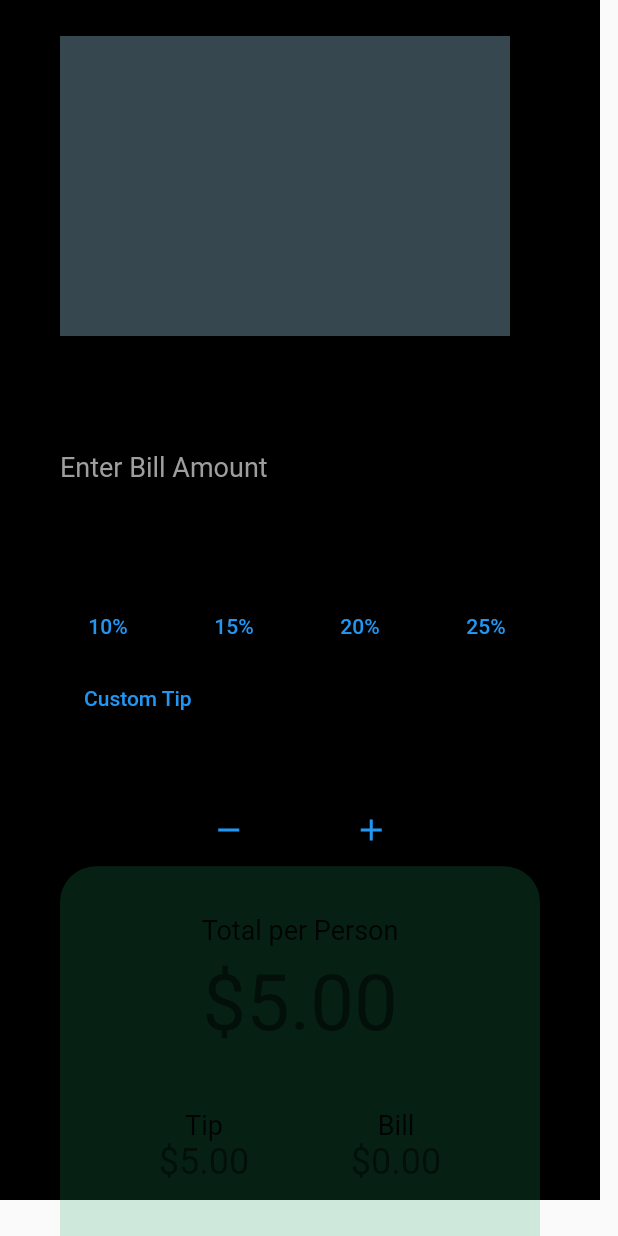
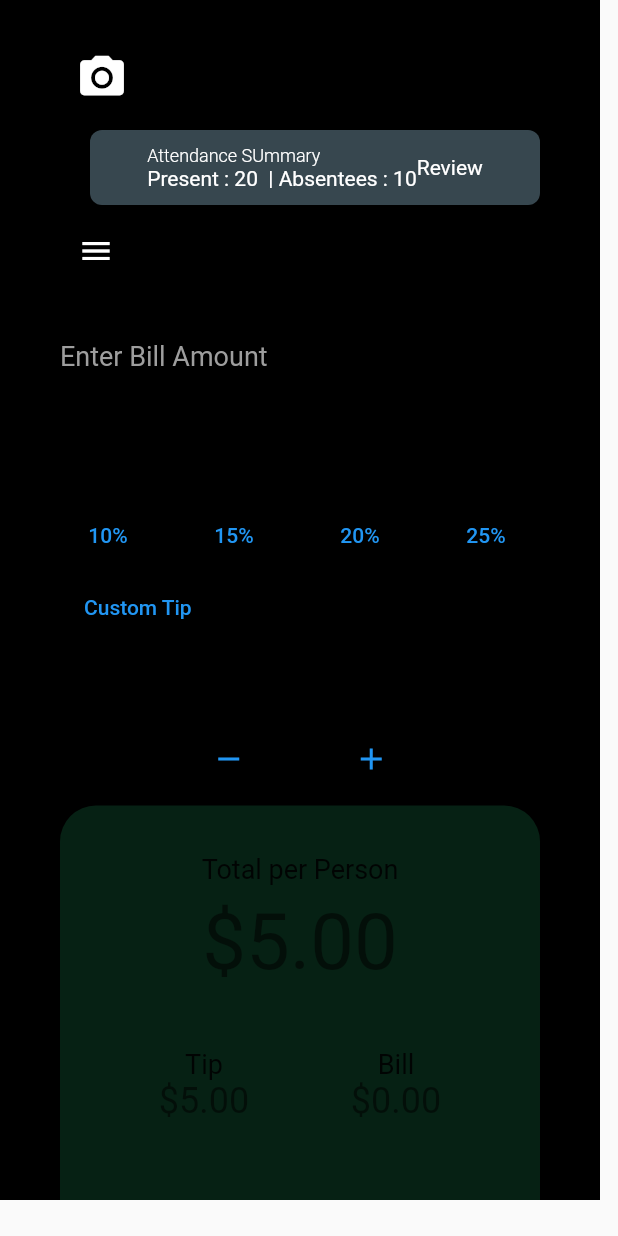
Before and after one commit to 669247/tipsy_calculator, a Flutter app: the screen it shows after launch, on a phone screen of 412 x 824 dp. Run offline on Flutter 3.47's test engine with Material 2 defaults, Android fonts, the phone set to English and light mode, and no system bars.

Commit message:
added camera icon

```diff
--- a/lib/TipCalculator/TipCalculator.dart
+++ b/lib/TipCalculator/TipCalculator.dart
@@ -38,6 +38,8 @@ class _TipCalculatorState extends State<TipCalculator> {
   @override
   Widget build(BuildContext context) {
     return Scaffold(
+
+
         // appBar: AppBar(
         //   title: const Text("Tipsy"),
         // ),
@@ -49,27 +51,80 @@ class _TipCalculatorState extends State<TipCalculator> {
         //   },
         // ) //populate drawer
         //     ),
-        body: Container(
+
+        body:
+            // Container of Full Screen in which I set the full screen background color.
+
+            Container(
+
       width: 400,
       height: 800,
       decoration: const BoxDecoration(
         color: Colors.black,
         //border: Border.all(width: 10,color: Colors.red),
       ),
+
       padding: const EdgeInsets.only(top: 24, right: 40, left: 40),
       child: Column(
+
           crossAxisAlignment: CrossAxisAlignment.start,
           mainAxisAlignment: MainAxisAlignment.spaceBetween,
           children: [
+
+
+            //Camera Icon
+            FloatingActionButton(
+
+              backgroundColor: Colors.black,
+              onPressed: () {},
+              child: const Icon(
+                Icons.camera_alt,
+                size: 35,
+                color: Colors.white,
+              ),
+
+            ),
+
+
             Container(
-                  width: 300,
-                  height: 200,
+              margin: const EdgeInsets.only(left: 20),
+              padding: const EdgeInsets.all(10),
               decoration: BoxDecoration(
                   color: Colors.blueGrey[800],
+                  borderRadius: BorderRadius.circular(8)),
+              child: const Row(
+                mainAxisAlignment: MainAxisAlignment.center,
+                children: [
+                  Column(
+                    mainAxisSize: MainAxisSize.min,
+                    crossAxisAlignment: CrossAxisAlignment.start,
+                    children: [
+                      Text(
+                        "Attendance SUmmary",
+                        style: TextStyle(
+                            fontWeight: FontWeight.w300,
+                            color: Colors.white,
+                            fontSize: 12),
+                      ),
+                      Text(
+                        'Present : 20  | Absentees : 10',
+                        style: TextStyle(color: Colors.white, fontSize: 14),
+                      ),
+                    ],
+                  ),
+                  Text(
+                    "Review",
+                    style: TextStyle(color: Colors.white),
+                  )
+                ],
               ),
             ),
+
             //Icon Button
-                IconButton(onPressed: (){}, icon: const Icon(Icons.menu)),
+            IconButton(
+                onPressed: () {},
+                icon: const Icon(Icons.menu, color: Colors.white)),
+
             TextField(
               onChanged: (value) => {
                 setState(() {
@@ -88,15 +143,16 @@ class _TipCalculatorState extends State<TipCalculator> {
             Padding(
               padding: const EdgeInsets.only(top: 12),
               child: Text("Choose Tip",
-                      style: Theme.of(context).textTheme.subtitle1?.copyWith(
-                          fontWeight: FontWeight.bold, fontSize: 24)),
+                  style: Theme.of(context)
+                      .textTheme
+                      .subtitle1
+                      ?.copyWith(fontWeight: FontWeight.bold, fontSize: 24)),
             ),
             Wrap(
               spacing: 20,
               children: [
                 ...tips.map((tip) => TipBox(
-                        isSelected:
-                            bill.tipAmount == bill.totalAmount * tip / 100,
+                    isSelected: bill.tipAmount == bill.totalAmount * tip / 100,
                     text: '$tip%',
                     onTap: () {
                       calculateTip(tip.toDouble());
@@ -112,8 +168,10 @@ class _TipCalculatorState extends State<TipCalculator> {
             Padding(
               padding: const EdgeInsets.only(top: 12),
               child: Text("Split",
-                      style: Theme.of(context).textTheme.subtitle1?.copyWith(
-                          fontWeight: FontWeight.bold, fontSize: 24)),
+                  style: Theme.of(context)
+                      .textTheme
+                      .subtitle1
+                      ?.copyWith(fontWeight: FontWeight.bold, fontSize: 24)),
             ),
             Row(
               mainAxisAlignment: MainAxisAlignment.center,
```
Lines whose indentation alone changed are shown as unchanged.
